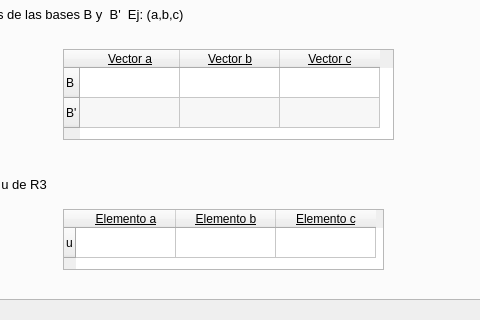
The window that ProgramaConUI/InterfazMenu.ui (bryanjimenezchacon/Progra2Algebra) describes before a commit, drawn with Qt 5; both pictures show x 159 to 639 and y 117 to 437 of the 1063 by 712 pixel window.
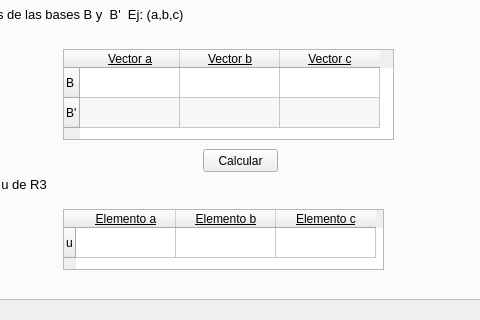
The same window after the commit.

Commit message: Inicio codigo para programa 1

What changed in the file:
```diff
--- a/ProgramaConUI/InterfazMenu.ui
+++ b/ProgramaConUI/InterfazMenu.ui
@@ -492,6 +492,19 @@
        </widget>
       </widget>
      </widget>
+     <widget class="QPushButton" name="pushButtonCalcularTrans">
+      <property name="geometry">
+       <rect>
+        <x>360</x>
+        <y>240</y>
+        <width>75</width>
+        <height>23</height>
+       </rect>
+      </property>
+      <property name="text">
+       <string>Calcular</string>
+      </property>
+     </widget>
     </widget>
     <widget class="QWidget" name="TapP2">
      <attribute name="title">
```
The commit also changes 1 other file.
